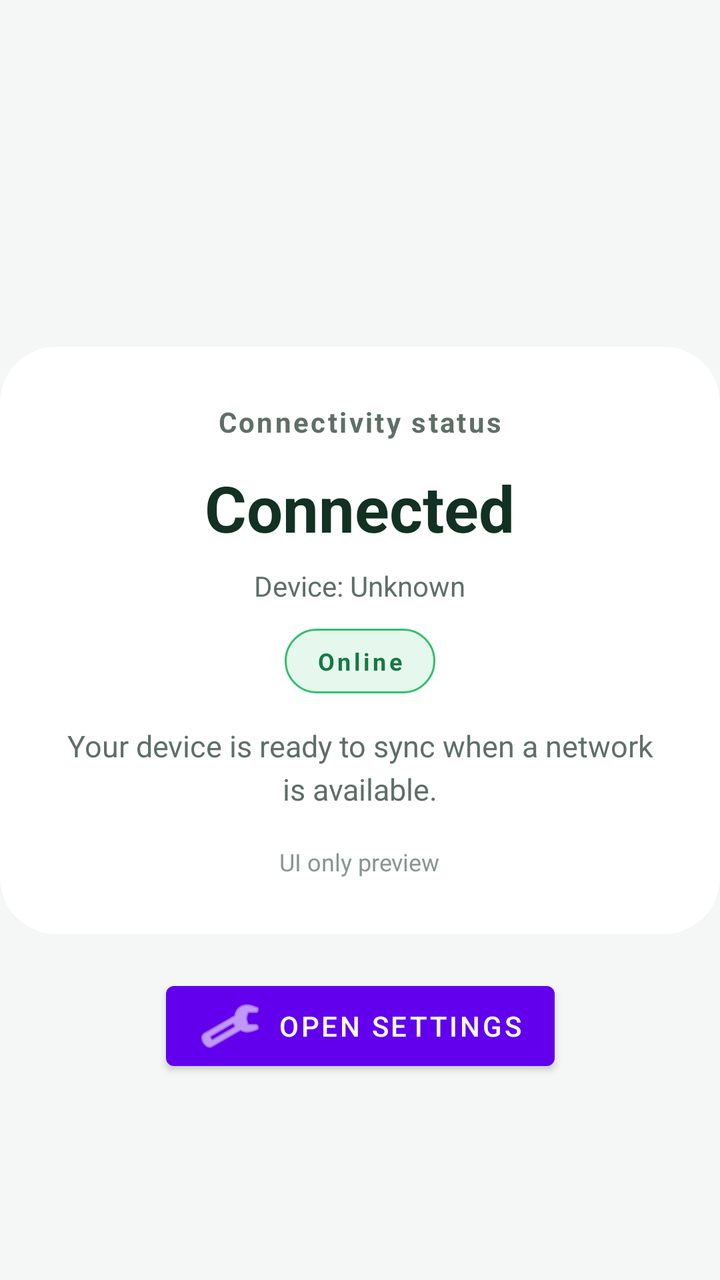
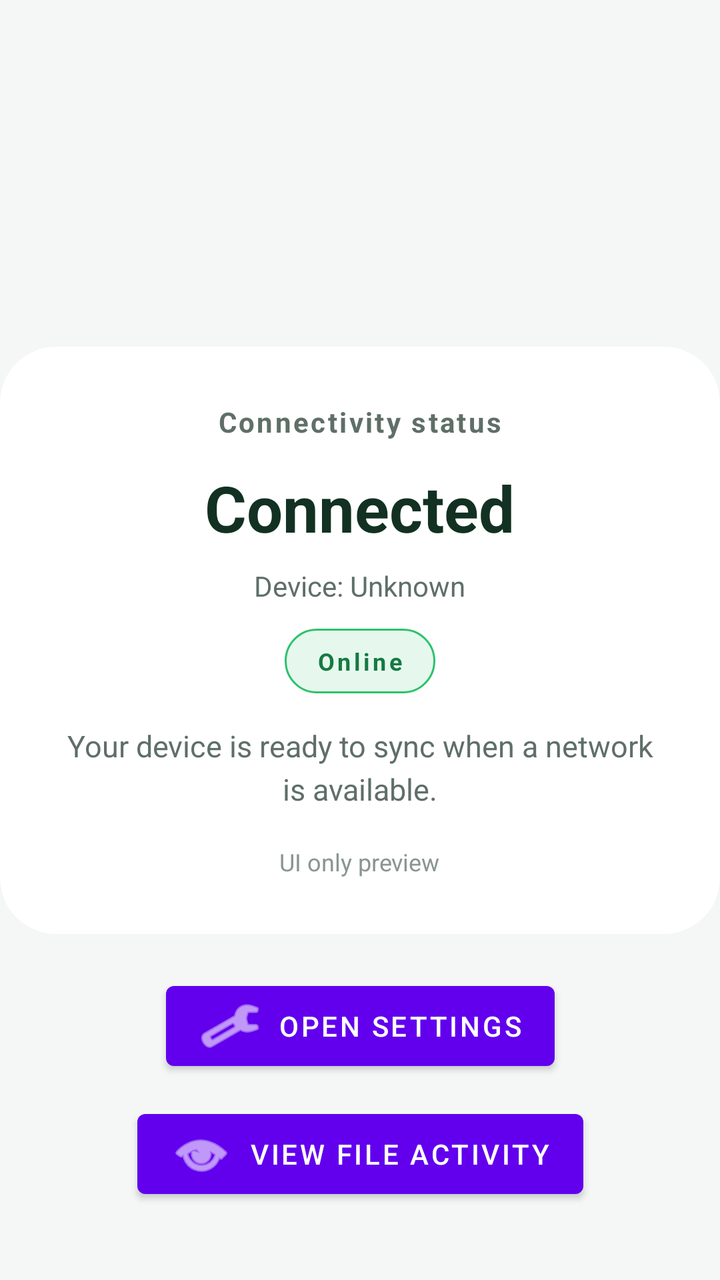

Compare the two renders of this Android layout. The source of the first and the diff that turns it into the second are given below.
<!-- AndroidManifest.xml: application theme Theme.Syncflow -->
<!-- res/layout/activity_main.xml -->
<?xml version="1.0" encoding="utf-8"?>
<androidx.constraintlayout.widget.ConstraintLayout xmlns:android="http://schemas.android.com/apk/res/android"
    xmlns:app="http://schemas.android.com/apk/res-auto"
    xmlns:tools="http://schemas.android.com/tools"
    android:layout_width="match_parent"
    android:layout_height="match_parent"
    android:background="@color/connectivity_background"
    tools:context=".MainActivity">

    <com.google.android.material.card.MaterialCardView
        android:id="@+id/status_card"
        android:layout_width="wrap_content"
        android:layout_height="wrap_content"
        android:layout_marginStart="24dp"
        android:layout_marginEnd="24dp"
        app:cardBackgroundColor="@color/connectivity_surface"
        app:cardCornerRadius="28dp"
        app:cardElevation="0dp"
        app:cardUseCompatPadding="false"
        app:layout_constraintBottom_toBottomOf="parent"
        app:layout_constraintEnd_toEndOf="parent"
        app:layout_constraintStart_toStartOf="parent"
        app:layout_constraintTop_toTopOf="parent">

        <LinearLayout
            android:layout_width="wrap_content"
            android:layout_height="wrap_content"
            android:layout_gravity="center"
            android:gravity="center_horizontal"
            android:orientation="vertical"
            android:padding="28dp">


            <TextView
                android:id="@+id/connectivity_title"
                android:layout_width="wrap_content"
                android:layout_height="wrap_content"
                android:layout_marginBottom="12dp"
                android:letterSpacing="0.08"
                android:text="Connectivity status"
                android:textColor="@color/connectivity_secondary_text"
                android:textSize="14sp"
                android:textStyle="bold" />


            <TextView
                android:id="@+id/connectivity_state_text"
                android:layout_width="wrap_content"
                android:layout_height="wrap_content"
                android:layout_marginBottom="8dp"
                android:text="Connected"
                android:textColor="@color/connectivity_primary_text"
                android:textSize="32sp"
                android:textStyle="bold" />

            <TextView
                android:id="@+id/connectivity_device_name"
                android:layout_width="wrap_content"
                android:layout_height="wrap_content"
                android:layout_marginBottom="12dp"
                android:text="Device: Unknown"
                android:textColor="@color/connectivity_secondary_text"
                android:textSize="14sp" />


            <TextView
                android:id="@+id/connectivity_pill"
                android:layout_width="wrap_content"
                android:layout_height="wrap_content"
                android:layout_marginBottom="16dp"
                android:background="@drawable/connectivity_status_pill"
                android:letterSpacing="0.12"
                android:paddingStart="16dp"
                android:paddingTop="8dp"
                android:paddingEnd="16dp"
                android:paddingBottom="8dp"
                android:text="Online"
                android:textColor="@color/connectivity_online_text"
                android:textSize="12sp"
                android:textStyle="bold" />

            <TextView
                android:layout_width="wrap_content"
                android:layout_height="wrap_content"
                android:gravity="center"
                android:lineSpacingExtra="4dp"
                android:text="Your device is ready to sync when a network is available."
                android:textColor="@color/connectivity_secondary_text"
                android:textSize="15sp" />

            <TextView
                android:layout_width="wrap_content"
                android:layout_height="wrap_content"
                android:layout_marginTop="18dp"
                android:text="UI only preview"
                android:textColor="@color/connectivity_tertiary_text"
                android:textSize="12sp" />

        </LinearLayout>
    </com.google.android.material.card.MaterialCardView>

    <com.google.android.material.button.MaterialButton
        android:id="@+id/open_settings_button"
        android:layout_width="wrap_content"
        android:layout_height="wrap_content"
        android:layout_marginTop="20dp"
        android:text="Open settings"
        app:icon="@android:drawable/ic_menu_manage"
        app:iconPadding="8dp"
        app:layout_constraintTop_toBottomOf="@id/status_card"
        app:layout_constraintStart_toStartOf="parent"
        app:layout_constraintEnd_toEndOf="parent" />

</androidx.constraintlayout.widget.ConstraintLayout>
<!-- resources referenced by this layout -->
<resources>
  <color name="connectivity_background">#F4F7F5</color>
  <color name="connectivity_online_text">#167A42</color>
  <color name="connectivity_primary_text">#123122</color>
  <color name="connectivity_secondary_text">#5F6F68</color>
  <color name="connectivity_surface">#FFFFFF</color>
  <color name="connectivity_tertiary_text">#8A968F</color>
  <!-- drawable connectivity_status_pill (drawable) -->
  <?xml version="1.0" encoding="utf-8"?>
  <shape xmlns:android="http://schemas.android.com/apk/res/android"
      android:shape="rectangle">
      <solid android:color="@color/connectivity_online_soft" />
      <corners android:radius="999dp" />
      <stroke
          android:width="1dp"
          android:color="@color/connectivity_online" />
  </shape>
  <style name="Theme.Syncflow" parent="Theme.MaterialComponents.DayNight.DarkActionBar">
          
          <item name="colorPrimary">@color/purple_500</item>
          <item name="colorPrimaryVariant">@color/purple_700</item>
          <item name="colorOnPrimary">@color/white</item>
          
          <item name="colorSecondary">@color/teal_200</item>
          <item name="colorSecondaryVariant">@color/teal_700</item>
          <item name="colorOnSecondary">@color/black</item>
          
          <item name="android:statusBarColor">?attr/colorPrimaryVariant</item>
          
      </style>
  <color name="connectivity_online_soft">#E6F8ED</color>
  <color name="connectivity_online">#2BC26B</color>
  <color name="purple_500">#FF6200EE</color>
  <color name="purple_700">#FF3700B3</color>
  <color name="white">#FFFFFFFF</color>
  <color name="teal_200">#FF03DAC5</color>
  <color name="teal_700">#FF018786</color>
  <color name="black">#FF000000</color>
</resources>

<!-- the commit's change to res/layout/activity_main.xml (unified diff, before → after) -->
@@ -111,4 +111,16 @@
         app:layout_constraintStart_toStartOf="parent"
         app:layout_constraintEnd_toEndOf="parent" />
 
+    <com.google.android.material.button.MaterialButton
+        android:id="@+id/open_file_activity_button"
+        android:layout_width="wrap_content"
+        android:layout_height="wrap_content"
+        android:layout_marginTop="12dp"
+        android:text="View file activity"
+        app:icon="@android:drawable/ic_menu_view"
+        app:iconPadding="8dp"
+        app:layout_constraintTop_toBottomOf="@id/open_settings_button"
+        app:layout_constraintStart_toStartOf="parent"
+        app:layout_constraintEnd_toEndOf="parent" />
+
 </androidx.constraintlayout.widget.ConstraintLayout>
